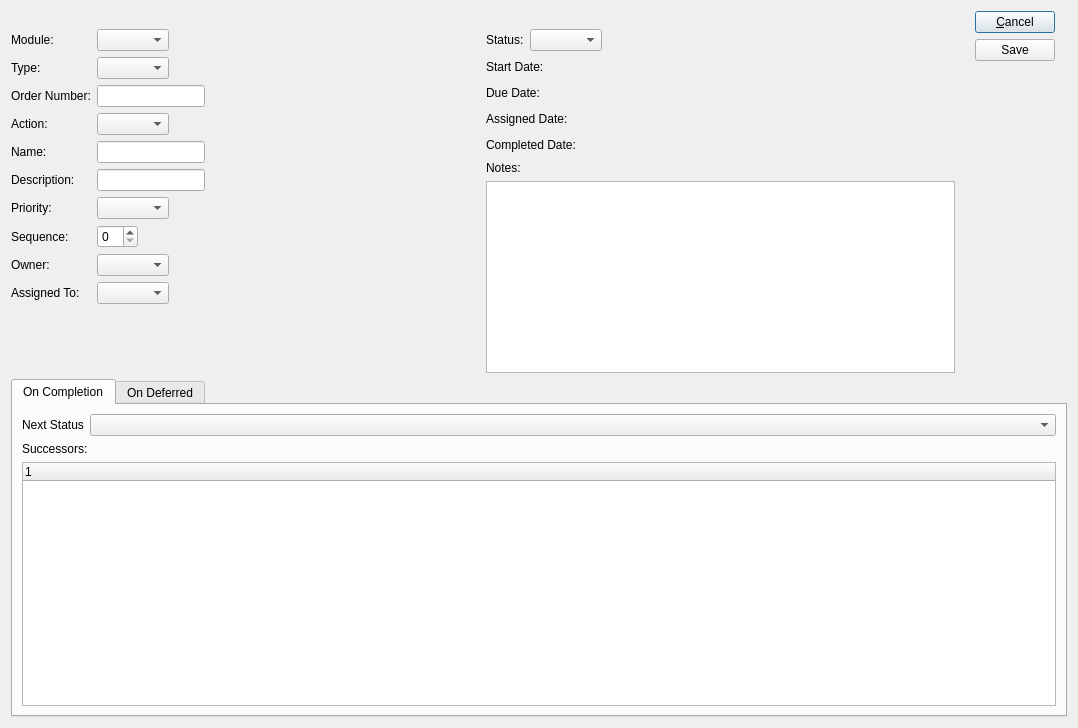
Before: the Qt Designer form source/commercialcore/foundation-database/workflow/uiforms/WorkflowActivity.ui in tomdatkins/xtuple, drawn with Qt 5.
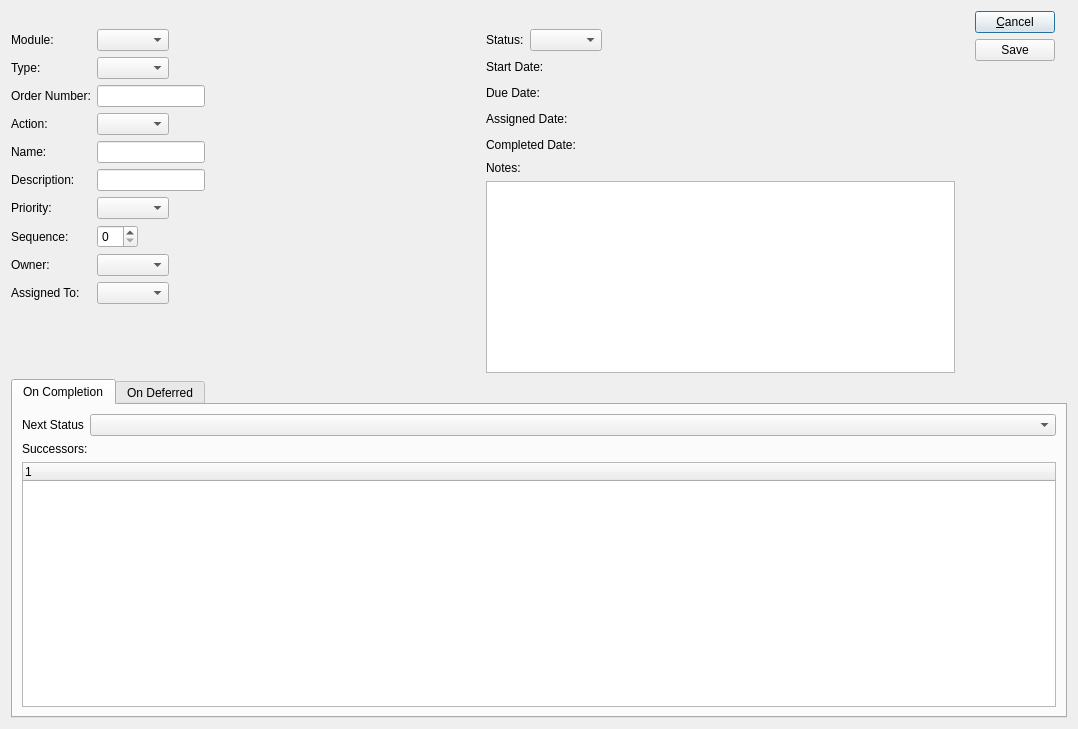
After: the same form once the commit is applied. Custom widgets are drawn as their Qt base class.

Commit message: removed 'limit 1' and fixed tab order issues

Diff of the .ui file:
```diff
--- a/source/commercialcore/foundation-database/workflow/uiforms/WorkflowActivity.ui
+++ b/source/commercialcore/foundation-database/workflow/uiforms/WorkflowActivity.ui
@@ -14,7 +14,7 @@
     <x>0</x>
     <y>0</y>
     <width>1078</width>
-    <height>728</height>
+    <height>729</height>
    </rect>
   </property>
   <property name="windowTitle">
```
Left out of the diff: 23 changed lines with no effect on the pictures. The commit also changes 5 other files.
